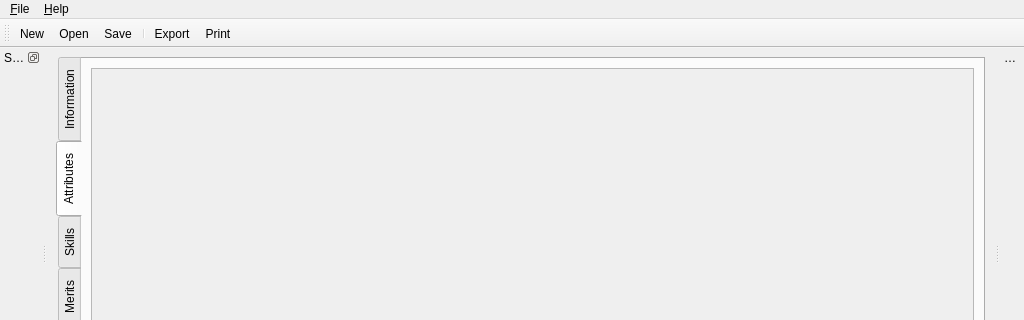
Qt form ui/MainWindow.ui (Kamduis/SoulCreator) before a commit; both pictures show x 0 to 1024 and y 0 to 320 of the 1024 by 479 pixel window.
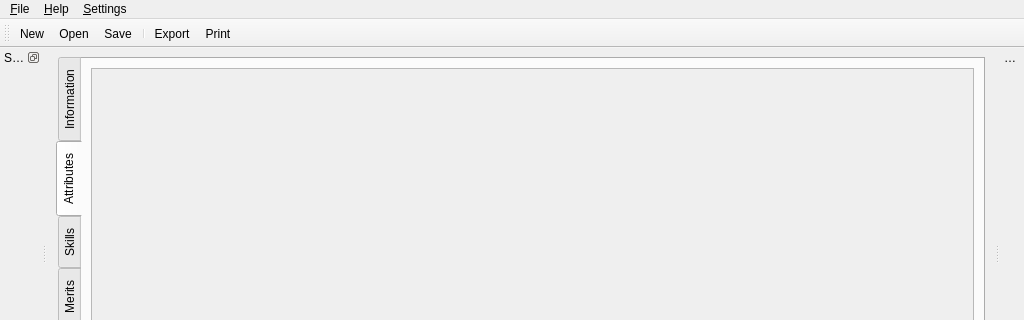
The same form after that commit. The open tabs and pages were chosen to show the change. Icons and pictures are not drawn.

```diff
--- a/ui/MainWindow.ui
+++ b/ui/MainWindow.ui
@@ -402,8 +402,15 @@
     </property>
     <addaction name="actionAbout"/>
    </widget>
+   <widget class="QMenu" name="menuConfiguration">
+    <property name="title">
+     <string>&amp;Settings</string>
+    </property>
+    <addaction name="actionSettings"/>
+   </widget>
    <addaction name="menuFile"/>
    <addaction name="menuAbout"/>
+   <addaction name="menuConfiguration"/>
   </widget>
   <widget class="QStatusBar" name="statusbar"/>
   <widget class="QDockWidget" name="dockWidget_advantages">
```
Left out of the diff: 25 changed lines with no effect on the pictures.
